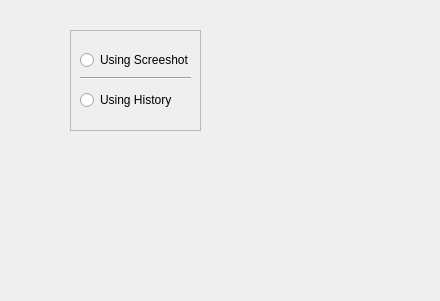
Before: the Qt Designer form UITemplate/Setting.ui in lotusink/Lotus, drawn with Qt 5.
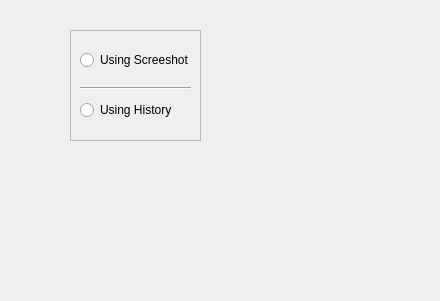
After: the same form once the commit is applied.

Commit message: Update the UI, well done buddy, another meaningless night...

The edit to the form file:
```diff
--- a/UITemplate/Setting.ui
+++ b/UITemplate/Setting.ui
@@ -22,7 +22,7 @@
      <x>70</x>
      <y>30</y>
      <width>131</width>
-     <height>101</height>
+     <height>111</height>
     </rect>
    </property>
    <property name="frameShape">
@@ -51,7 +51,7 @@
     <property name="geometry">
      <rect>
       <x>10</x>
-      <y>40</y>
+      <y>50</y>
       <width>111</width>
       <height>16</height>
      </rect>
@@ -64,7 +64,7 @@
     <property name="geometry">
      <rect>
       <x>10</x>
-      <y>60</y>
+      <y>70</y>
       <width>121</width>
       <height>20</height>
      </rect>
```
The commit also changes 4 other files.
